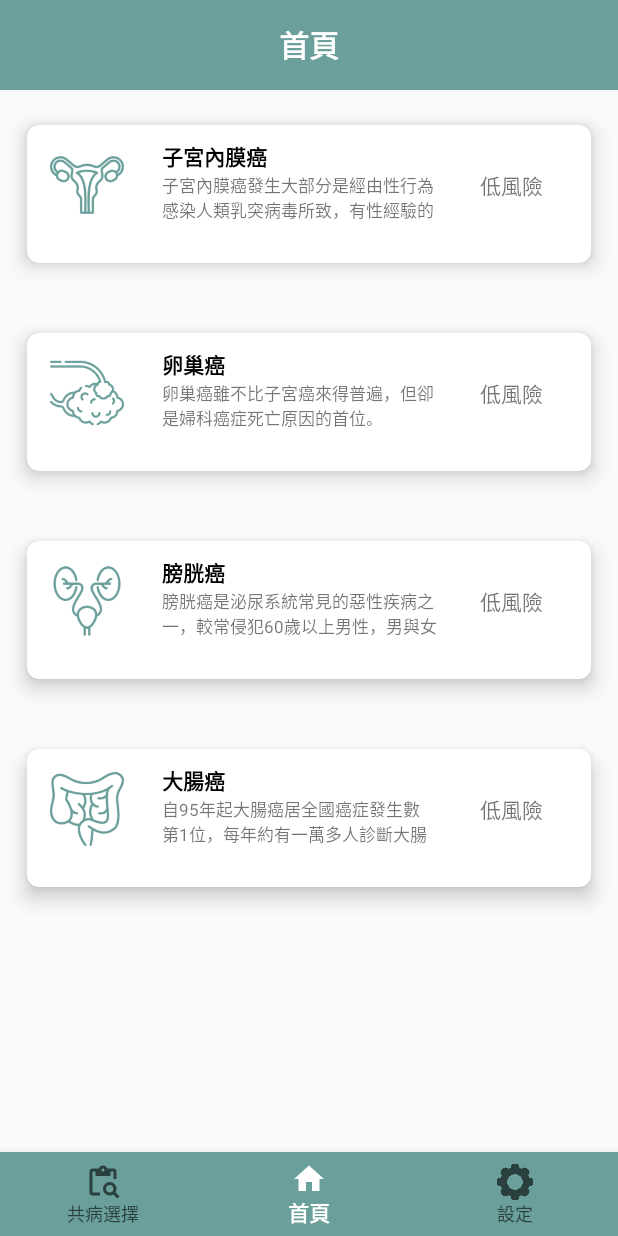
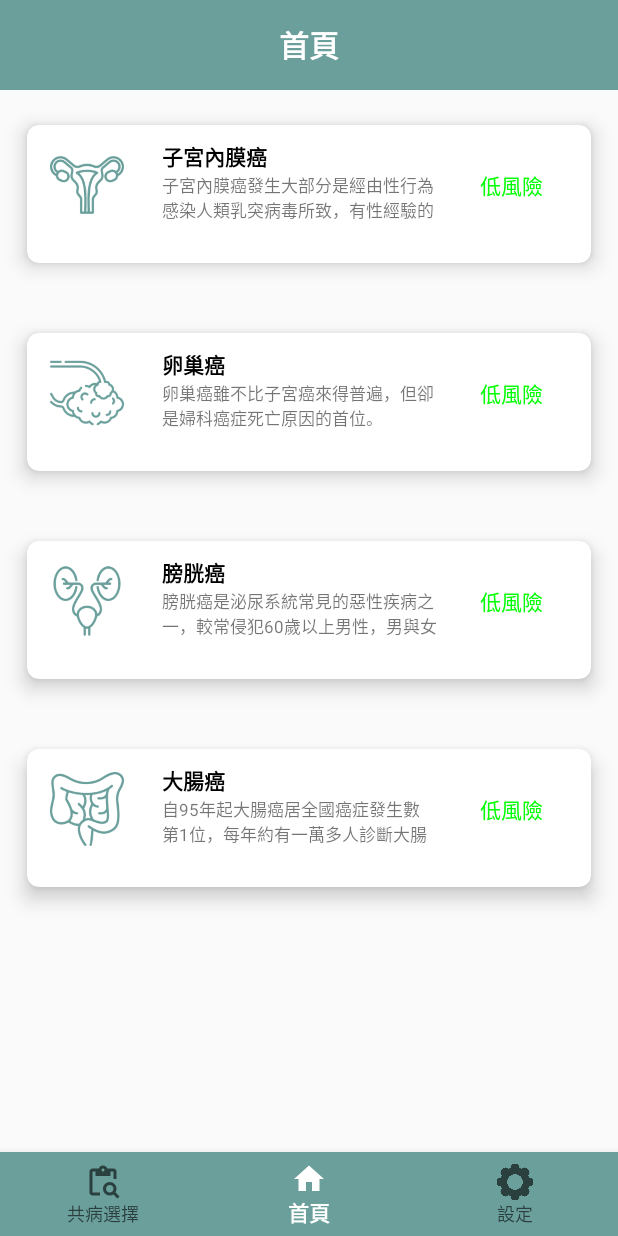
Before and after one commit to a22057916w/Road_of_Life_Andriod, an Android app: the DiseaseHomeFragment screen opened directly, with no data from a screen before it, on a phone screen of 412 x 824 dp. Run offline under Robolectric (Android 15) with nearby library versions, the phone set to English and light mode, and no system bars; our stand-ins replace navigation-ui; pictures from the network do not load.

Commit message:
update home UI

```diff
--- a/app/src/main/java/com/bilab/lunsenluandroid/main/home/DiseaseHomeAdapter.java
+++ b/app/src/main/java/com/bilab/lunsenluandroid/main/home/DiseaseHomeAdapter.java
@@ -2,6 +2,7 @@ package com.bilab.lunsenluandroid.main.home;
 
 import android.content.Context;
 import android.content.Intent;
+import android.graphics.Color;
 import android.view.LayoutInflater;
 import android.view.View;
 import android.view.ViewGroup;
@@ -12,6 +13,7 @@ import androidx.recyclerview.widget.RecyclerView;
 
 import com.bilab.lunsenluandroid.R;
 import com.bilab.lunsenluandroid.conf.Constant;
+import com.bilab.lunsenluandroid.conf.Person;
 
 import java.util.ArrayList;
 
@@ -56,6 +58,14 @@ public class DiseaseHomeAdapter extends RecyclerView.Adapter<DiseaseHomeAdapter.
         holder.imv_diseaseIcon.setImageResource(model.getDiseaseImage());
         holder.tv_diseaseRisk.setText(model.getDiseaseRisk());
 
+        Double pRisk = Person.getInstance().getRisk(model.getType());
+        if (pRisk <= 50.0D)
+            holder.tv_diseaseRisk.setTextColor(Color.GREEN);
+        else if (pRisk <= 75.0D)
+            holder.tv_diseaseRisk.setTextColor(Color.YELLOW);
+        else
+            holder.tv_diseaseRisk.setTextColor(Color.RED);
+
         holder.itemView.setOnClickListener(new View.OnClickListener() {
             @Override
             public void onClick(View view) {
```
